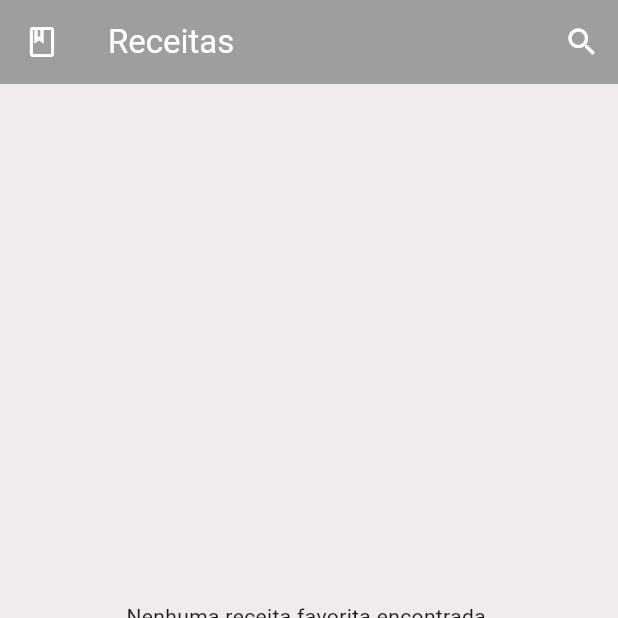
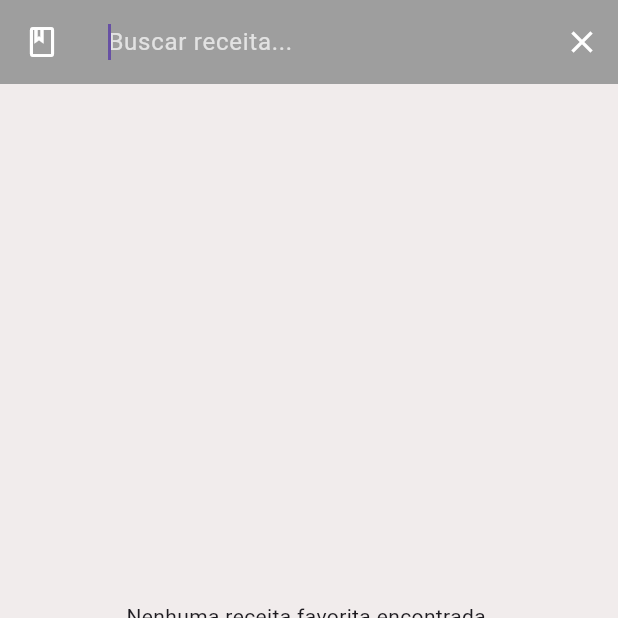
Before and after one commit to aWhiity/aplicativo_receitas, a Flutter app: the screen it shows after launch, item 2 of the bottom bar chosen, after a tap on the "search" icon, on a phone screen of 412 x 824 dp, the top half of it. Run offline on Flutter 3.47's test engine with Material 3 defaults, Android fonts, the phone set to English and light mode, and no system bars; our stand-ins replace dotted_line.

Commit message:
✨ feat: adição de busca por receitas

```diff
--- a/lib/views/pagina_inicial_view.dart
+++ b/lib/views/pagina_inicial_view.dart
@@ -19,6 +19,10 @@ class _PaginaInicialState extends State<PaginaInicial> {
 
   int _paginaSelecionada = 0;
 
+  bool _isSearching = false;
+  final TextEditingController _searchController = TextEditingController();
+  String _termoBusca = '';
+
   void _mudarPagina(int index) {
     setState(() {
       _paginaSelecionada = index;
@@ -26,15 +30,7 @@ class _PaginaInicialState extends State<PaginaInicial> {
   }
 
   void _adicionarReceita() {
-    /*Navigator.push(
-      context,
-      MaterialPageRoute(
-        builder:
-            (context) => AddRecipeView(
-              recipesRepository: context.watch<RecipesRepositoryMemory>(),
-            ),
-      ),
-    );*/
+
     Navigator.push(
       context,
       MaterialPageRoute(
@@ -49,7 +45,7 @@ class _PaginaInicialState extends State<PaginaInicial> {
   @override
   Widget build(BuildContext context) {
     final List<Widget> _paginas = [
-      ReceitasPage(),
+      ReceitasPage(termoBusca: _termoBusca,),
       PaginaFavoritos(),
       PaginaInternet(),
       PaginaPerfil(),
@@ -58,14 +54,39 @@ class _PaginaInicialState extends State<PaginaInicial> {
     return Scaffold(
       appBar: AppBar(
         leading: Icon(Icons.book_outlined, color: Colors.white),
-        title: Text('Receitas', style: TextStyle(color: Colors.white)),
+        title: _isSearching
+          ? TextField(
+            controller: _searchController,
+            autofocus: true,
+            style: TextStyle(color: Colors.white),
+            decoration: InputDecoration(
+              hintText: 'Buscar receita...',
+              hintStyle: TextStyle(color: Colors.white70),
+              border: InputBorder.none,
+            ),
+            onChanged: (valor) {
+              setState(() {
+                _termoBusca = valor.toLowerCase();
+              });
+            },
+          )
+          : Text('Receitas', style: TextStyle(color: Colors.white)),
         backgroundColor: Colors.grey,
         actions: [
           IconButton(
-            icon: Icon(Icons.search, color: Colors.white),
+            icon: Icon(_isSearching ? Icons.close : Icons.search, color: Colors.white,),
             onPressed: () {
-              //ação
-            },
+              setState(() {
+                if (_isSearching){
+                  _searchController.clear();
+                  _termoBusca = '';
+                  _isSearching = false;
+                }else{
+                  _isSearching = true;
+                }
+              });
+              }
+
           ),
         ],
       ),
--- a/lib/views/receitas_view.dart
+++ b/lib/views/receitas_view.dart
@@ -8,13 +8,25 @@ import 'package:flutter/material.dart';
 import 'package:provider/provider.dart';
 
 class ReceitasPage extends StatelessWidget {
-  const ReceitasPage({super.key});
+  final String termoBusca;
+
+  const ReceitasPage({super.key, required this.termoBusca});
 
   @override
   Widget build(BuildContext context) {
     final recipesRepository = context.watch<RecipesRepositoryMemory>();
 
     final recipes = recipesRepository.recipes;
+
+    final receitasFiltradas = termoBusca.isEmpty
+        ? recipes
+        : recipes.where((recipe) {
+            return recipe.name.toLowerCase().contains(termoBusca);
+          }).toList();
+
+    if (receitasFiltradas.isEmpty) {
+      return Center(child: Text('Nenhuma receita encontrada.'));
+    }
 
     if (recipes.isEmpty) {
       return Center(child: Text('Nenhuma receita cadastrada.'));
@@ -31,7 +43,6 @@ class ReceitasPage extends StatelessWidget {
                 recipe.name.capitalizeAllWords(),
                 style: TextStyle(fontSize: 18),
               ),
-              //subtitle: Text(recipe.desc ?? ''),
               subtitle: Row(
                 children: [
                   Icon(
```
